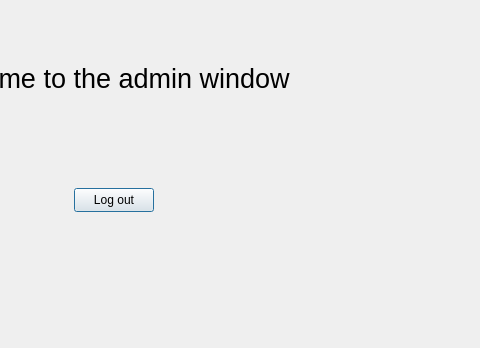
Above: LibraryApp/adminwindow.ui from peterjmen/106.2_library_system before the change; both pictures show x 226 to 706 and y 102 to 450 of the 706 by 450 pixel window. Below: the same form after it.
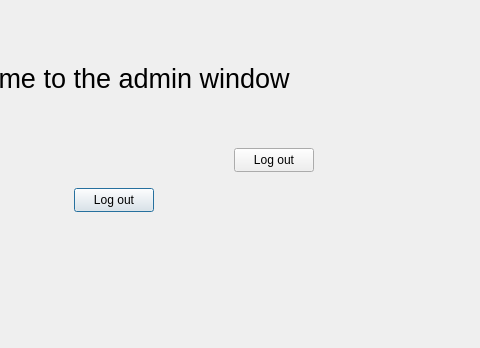
That is the form after the change.

Diff of the .ui file:
```diff
--- a/LibraryApp/adminwindow.ui
+++ b/LibraryApp/adminwindow.ui
@@ -44,6 +44,19 @@
     <string>Log out</string>
    </property>
   </widget>
+  <widget class="QPushButton" name="pushButton_admin_logout_2">
+   <property name="geometry">
+    <rect>
+     <x>460</x>
+     <y>250</y>
+     <width>80</width>
+     <height>24</height>
+    </rect>
+   </property>
+   <property name="text">
+    <string>Log out</string>
+   </property>
+  </widget>
  </widget>
  <resources/>
  <connections/>
```
